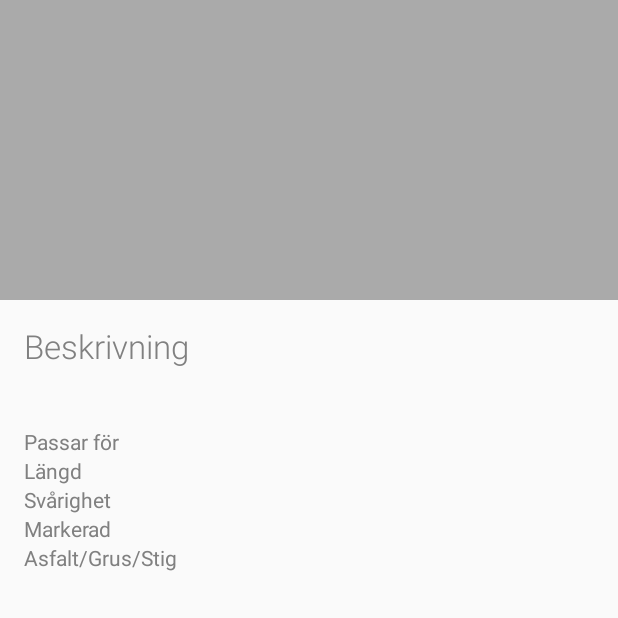
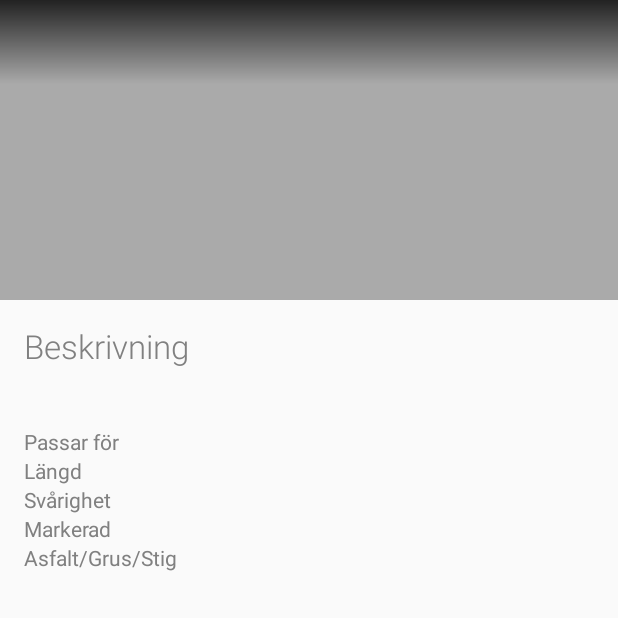
Before and after one commit to martin-ohlin/VaxjoBicycleGuide, an Android app: the RouteInformationActivity screen opened directly, with no data from a screen before it, on a phone screen of 412 x 824 dp, the top half of it. Run offline under Robolectric (Android 15) with nearby library versions, the phone set to English and light mode, and no system bars; our stand-ins replace Picasso; pictures from the network do not load; 3 statements that could not run were skipped.

Commit message:
Working a bit more with the alpha and the actionbar.

```diff
--- a/app/src/main/AndroidManifest.xml
+++ b/app/src/main/AndroidManifest.xml
@@ -59,9 +59,7 @@
             </intent-filter>
         </activity>
         <activity
-            android:theme="@style/Theme.Vaxjobikeguide.TranslucentActionBar.Overlay"
-            android:name="com.martin.vaxjobicycleguide.RouteInformationActivity"
-            android:label="@string/title_activity_route_information" >
+            android:name="com.martin.vaxjobicycleguide.RouteInformationActivity" >
         </activity>
     </application>
 
--- a/app/src/main/java/com/martin/vaxjobicycleguide/ui/NotifyingScrollView.java
+++ b/app/src/main/java/com/martin/vaxjobicycleguide/ui/NotifyingScrollView.java
@@ -41,4 +41,5 @@ public class NotifyingScrollView extends ScrollView {
         mOnScrollChangedListener = listener;
     }
 
+    //TODO: Stoppa in hantering för overscroll som Cyrill nämner
 }
--- /dev/null
+++ b/app/src/main/res/drawable/gradient_top_bottom.xml
@@ -0,0 +1,11 @@
+<?xml version="1.0" encoding="utf-8"?>
+
+<shape
+    xmlns:android="http://schemas.android.com/apk/res/android"
+    android:shape="rectangle">
+
+    <gradient
+        android:startColor="#CC000000"
+        android:endColor="@android:color/transparent"
+        android:angle="270"/>
+</shape>
--- a/app/src/main/res/layout/activity_route_information.xml
+++ b/app/src/main/res/layout/activity_route_information.xml
@@ -4,12 +4,17 @@
     android:id="@+id/scroll_view"
     android:layout_width="match_parent"
     android:layout_height="wrap_content"
-    tools:context=".RouteInformationActivity">
+    tools:context=".RouteInformationActivity"
+    android:scrollbars="none">
 
     <LinearLayout
         android:layout_width="match_parent"
         android:layout_height="wrap_content"
         android:orientation="vertical">
+
+        <FrameLayout
+            android:layout_width="match_parent"
+            android:layout_height="wrap_content">
 
             <ImageView
                 android:id="@+id/list_item_route_banner_image"
@@ -18,6 +23,13 @@
                 android:background="#aaaaaa"
                 android:contentDescription="@null"
                 android:minHeight="200dp" />
+
+            <View
+                android:layout_width="match_parent"
+                android:layout_height="?android:attr/actionBarSize"
+                android:background="@drawable/gradient_top_bottom" />
+
+        </FrameLayout>
 
         <LinearLayout
             android:layout_width="match_parent"
--- a/app/src/main/res/values-v14/styles_vaxjobikeguide.xml
+++ b/app/src/main/res/values-v14/styles_vaxjobikeguide.xml
@@ -33,6 +33,9 @@
                 <!-- Light.DarkActionBar specific -->
         <item name="android:actionBarWidgetTheme">@style/Theme.Vaxjobikeguide.Widget</item>
 
+        <item name="android:windowActionBarOverlay">true</item>
+        <item name="android:windowContentOverlay">@null</item>
+
     </style>
 
     <style name="Theme.Vaxjobikeguide.TranslucentActionBar" />
```
Also changed, not shown: app/src/main/java/com/martin/vaxjobicycleguide/RouteInformationActivity.java (+16 -0 lines). Lines whose indentation alone changed are shown as unchanged.
